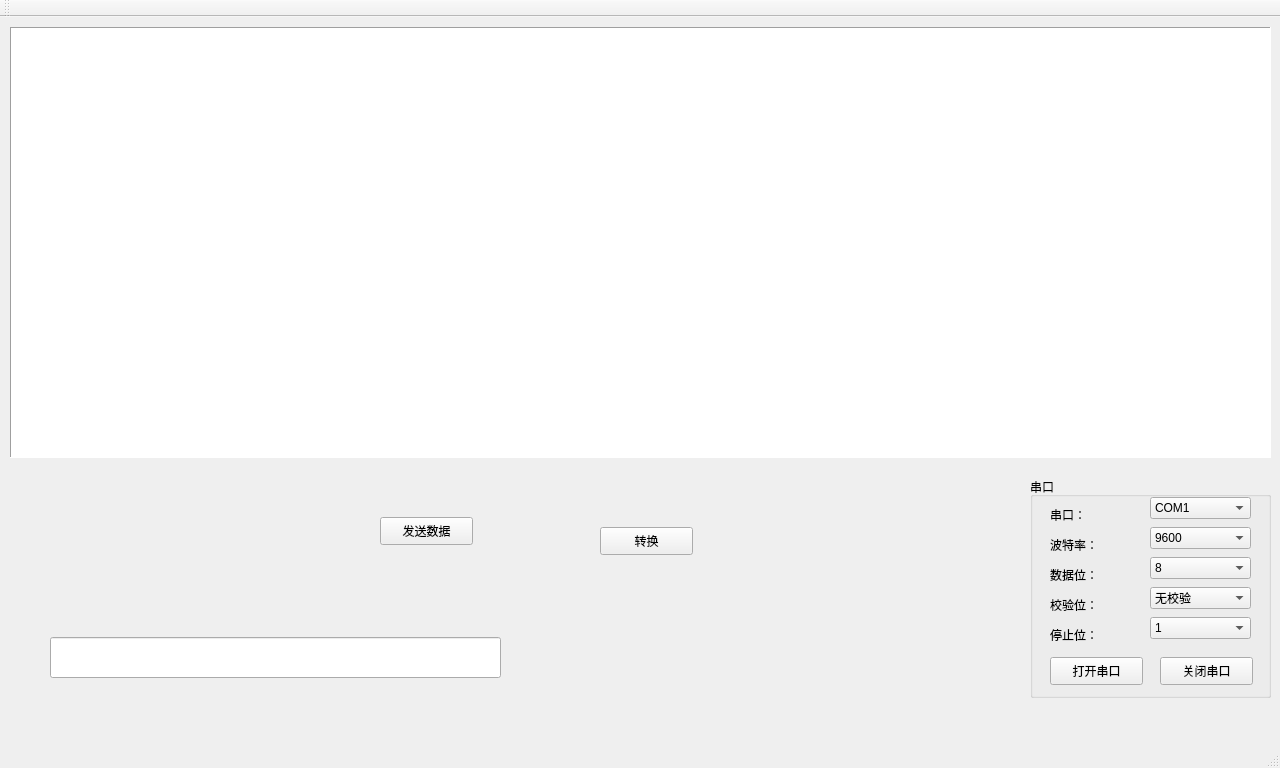
First picture: the form in mainwindow.ui, repository chichu9825/QT_serail_communication, before the edit.
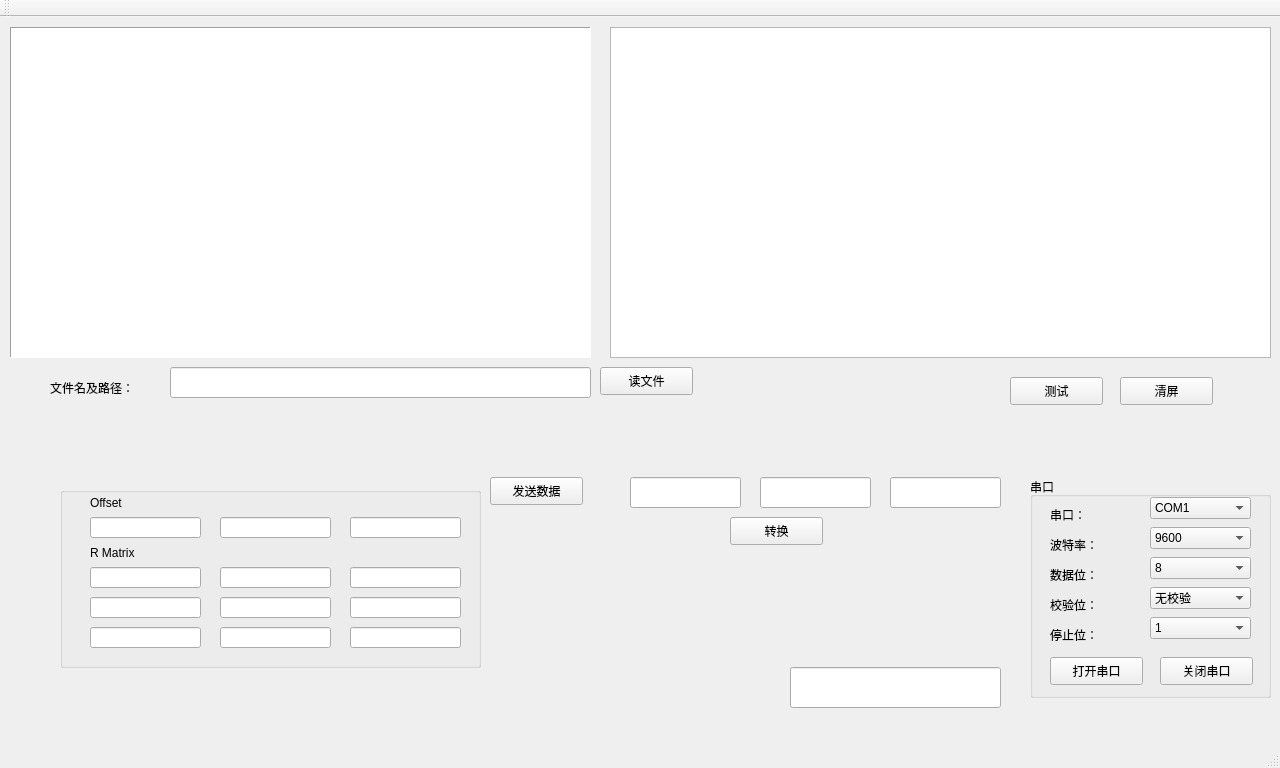
Second picture: the form after the edit.

Commit message: 实现读文件

The edit to the form file:
```diff
--- a/mainwindow.ui
+++ b/mainwindow.ui
@@ -19,8 +19,8 @@
      <rect>
       <x>10</x>
       <y>10</y>
-      <width>1261</width>
-      <height>431</height>
+      <width>581</width>
+      <height>331</height>
      </rect>
     </property>
     <property name="frameShape">
@@ -30,8 +30,8 @@
    <widget class="QPushButton" name="sendMsgBtn">
     <property name="geometry">
      <rect>
-      <x>380</x>
-      <y>500</y>
+      <x>490</x>
+      <y>460</y>
       <width>93</width>
       <height>28</height>
      </rect>
@@ -43,9 +43,9 @@
    <widget class="QLineEdit" name="sendMsgLineEdit">
     <property name="geometry">
      <rect>
-      <x>50</x>
-      <y>620</y>
-      <width>451</width>
+      <x>790</x>
+      <y>650</y>
+      <width>211</width>
       <height>41</height>
      </rect>
     </property>
@@ -347,8 +347,8 @@
    <widget class="QPushButton" name="TranBtn">
     <property name="geometry">
      <rect>
-      <x>600</x>
-      <y>510</y>
+      <x>730</x>
+      <y>500</y>
       <width>93</width>
       <height>28</height>
      </rect>
@@ -357,6 +357,267 @@
      <string>转换</string>
     </property>
    </widget>
+   <widget class="QLineEdit" name="lineEdit">
+    <property name="geometry">
+     <rect>
+      <x>630</x>
+      <y>460</y>
+      <width>111</width>
+      <height>31</height>
+     </rect>
+    </property>
+   </widget>
+   <widget class="QLineEdit" name="lineEdit_2">
+    <property name="geometry">
+     <rect>
+      <x>760</x>
+      <y>460</y>
+      <width>111</width>
+      <height>31</height>
+     </rect>
+    </property>
+   </widget>
+   <widget class="QLineEdit" name="lineEdit_3">
+    <property name="geometry">
+     <rect>
+      <x>890</x>
+      <y>460</y>
+      <width>111</width>
+      <height>31</height>
+     </rect>
+    </property>
+   </widget>
+   <widget class="QGroupBox" name="groupBox_2">
+    <property name="geometry">
+     <rect>
+      <x>60</x>
+      <y>470</y>
+      <width>421</width>
+      <height>181</height>
+     </rect>
+    </property>
+    <property name="checkable">
+     <bool>false</bool>
+    </property>
+    <widget class="QLineEdit" name="lineEdit_4">
+     <property name="geometry">
+      <rect>
+       <x>290</x>
+       <y>30</y>
+       <width>111</width>
+       <height>21</height>
+      </rect>
+     </property>
+    </widget>
+    <widget class="QLineEdit" name="lineEdit_5">
+     <property name="geometry">
+      <rect>
+       <x>30</x>
+       <y>30</y>
+       <width>111</width>
+       <height>21</height>
+      </rect>
+     </property>
+    </widget>
+    <widget class="QLineEdit" name="lineEdit_6">
+     <property name="geometry">
+      <rect>
+       <x>160</x>
+       <y>30</y>
+       <width>111</width>
+       <height>21</height>
+      </rect>
+     </property>
+    </widget>
+    <widget class="QLineEdit" name="lineEdit_7">
+     <property name="geometry">
+      <rect>
+       <x>290</x>
+       <y>80</y>
+       <width>111</width>
+       <height>21</height>
+      </rect>
+     </property>
+    </widget>
+    <widget class="QLineEdit" name="lineEdit_8">
+     <property name="geometry">
+      <rect>
+       <x>30</x>
+       <y>80</y>
+       <width>111</width>
+       <height>21</height>
+      </rect>
+     </property>
+    </widget>
+    <widget class="QLineEdit" name="lineEdit_9">
+     <property name="geometry">
+      <rect>
+       <x>160</x>
+       <y>80</y>
+       <width>111</width>
+       <height>21</height>
+      </rect>
+     </property>
+    </widget>
+    <widget class="QLineEdit" name="lineEdit_12">
+     <property name="geometry">
+      <rect>
+       <x>160</x>
+       <y>110</y>
+       <width>111</width>
+       <height>21</height>
+      </rect>
+     </property>
+    </widget>
+    <widget class="QLineEdit" name="lineEdit_10">
+     <property name="geometry">
+      <rect>
+       <x>290</x>
+       <y>110</y>
+       <width>111</width>
+       <height>21</height>
+      </rect>
+     </property>
+    </widget>
+    <widget class="QLineEdit" name="lineEdit_11">
+     <property name="geometry">
+      <rect>
+       <x>30</x>
+       <y>110</y>
+       <width>111</width>
+       <height>21</height>
+      </rect>
+     </property>
+    </widget>
+    <widget class="QLineEdit" name="lineEdit_13">
+     <property name="geometry">
+      <rect>
+       <x>290</x>
+       <y>140</y>
+       <width>111</width>
+       <height>21</height>
+      </rect>
+     </property>
+    </widget>
+    <widget class="QLineEdit" name="lineEdit_14">
+     <property name="geometry">
+      <rect>
+       <x>30</x>
+       <y>140</y>
+       <width>111</width>
+       <height>21</height>
+      </rect>
+     </property>
+    </widget>
+    <widget class="QLineEdit" name="lineEdit_15">
+     <property name="geometry">
+      <rect>
+       <x>160</x>
+       <y>140</y>
+       <width>111</width>
+       <height>21</height>
+      </rect>
+     </property>
+    </widget>
+    <widget class="QLabel" name="label_7">
+     <property name="geometry">
+      <rect>
+       <x>30</x>
+       <y>60</y>
+       <width>54</width>
+       <height>12</height>
+      </rect>
+     </property>
+     <property name="text">
+      <string>R Matrix</string>
+     </property>
+    </widget>
+    <widget class="QLabel" name="label_8">
+     <property name="geometry">
+      <rect>
+       <x>30</x>
+       <y>10</y>
+       <width>54</width>
+       <height>12</height>
+      </rect>
+     </property>
+     <property name="text">
+      <string>Offset</string>
+     </property>
+    </widget>
+   </widget>
+   <widget class="QLabel" name="label_6">
+    <property name="geometry">
+     <rect>
+      <x>50</x>
+      <y>360</y>
+      <width>111</width>
+      <height>21</height>
+     </rect>
+    </property>
+    <property name="text">
+     <string>文件名及路径：</string>
+    </property>
+   </widget>
+   <widget class="QLineEdit" name="FileName_lineEdit">
+    <property name="geometry">
+     <rect>
+      <x>170</x>
+      <y>350</y>
+      <width>421</width>
+      <height>31</height>
+     </rect>
+    </property>
+   </widget>
+   <widget class="QPushButton" name="CleanScreamBtn">
+    <property name="geometry">
+     <rect>
+      <x>1120</x>
+      <y>360</y>
+      <width>93</width>
+      <height>28</height>
+     </rect>
+    </property>
+    <property name="text">
+     <string>清屏</string>
+    </property>
+   </widget>
+   <widget class="QPushButton" name="testBtn">
+    <property name="geometry">
+     <rect>
+      <x>1010</x>
+      <y>360</y>
+      <width>93</width>
+      <height>28</height>
+     </rect>
+    </property>
+    <property name="text">
+     <string>测试</string>
+    </property>
+   </widget>
+   <widget class="QPushButton" name="ReadFileBtn">
+    <property name="geometry">
+     <rect>
+      <x>600</x>
+      <y>350</y>
+      <width>93</width>
+      <height>28</height>
+     </rect>
+    </property>
+    <property name="text">
+     <string>读文件</string>
+    </property>
+   </widget>
+   <widget class="QTextBrowser" name="textBrowser_2">
+    <property name="geometry">
+     <rect>
+      <x>610</x>
+      <y>10</y>
+      <width>661</width>
+      <height>331</height>
+     </rect>
+    </property>
+   </widget>
   </widget>
   <widget class="QMenuBar" name="menuBar">
    <property name="geometry">
```
Left out of the diff: 2 changed lines with no effect on the pictures. The commit also changes 2 other files.
